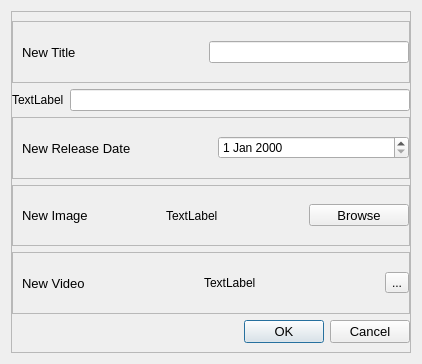
xbinh47/PTI_TungNam_DaiKhang, file ui/add_dialog.ui: the form before one commit.
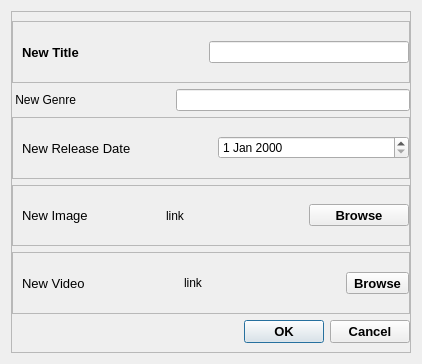
The form after the commit. Icons and pictures are not drawn.

```diff
--- a/ui/add_dialog.ui
+++ b/ui/add_dialog.ui
@@ -59,6 +59,7 @@
            <property name="font">
             <font>
              <pointsize>10</pointsize>
+             <bold>true</bold>
             </font>
            </property>
            <property name="text">
@@ -84,7 +85,7 @@
         <item>
          <widget class="QLabel" name="genreLabel">
           <property name="text">
-           <string>TextLabel</string>
+           <string> New Genre                            </string>
           </property>
          </widget>
         </item>
@@ -175,7 +176,7 @@
          <item>
           <widget class="QLabel" name="imageText">
            <property name="text">
-            <string>TextLabel</string>
+            <string>link</string>
            </property>
           </widget>
          </item>
@@ -196,6 +197,7 @@
            <property name="font">
             <font>
              <pointsize>10</pointsize>
+             <bold>true</bold>
             </font>
            </property>
            <property name="text">
@@ -248,14 +250,20 @@
          <item>
           <widget class="QLabel" name="videoText">
            <property name="text">
-            <string>TextLabel</string>
+            <string>link</string>
            </property>
           </widget>
          </item>
          <item>
           <widget class="QToolButton" name="videoBtn">
+           <property name="font">
+            <font>
+             <pointsize>10</pointsize>
+             <bold>true</bold>
+            </font>
+           </property>
            <property name="text">
-            <string>...</string>
+            <string>Browse</string>
            </property>
           </widget>
          </item>
@@ -267,6 +275,7 @@
         <property name="font">
          <font>
           <pointsize>10</pointsize>
+          <bold>true</bold>
          </font>
         </property>
         <property name="orientation">
```
